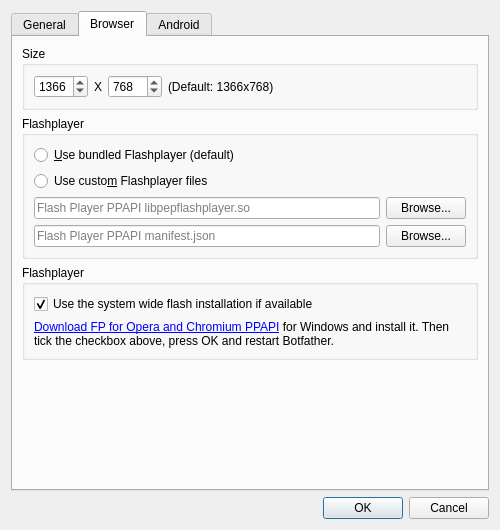
First picture: the form in botfather/gui/preferences/preferences_dialog.ui, repository botfatherio/botfather, before the edit.
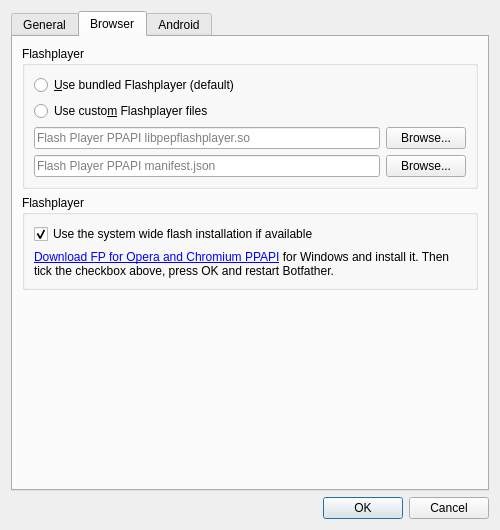
Second picture: the form after the edit. The open tabs and pages were chosen to show the change. Icons and pictures are not drawn.

Commit message: Remove browser default size settings from the preferences dialog

Diff of the .ui file:
```diff
--- a/botfather/gui/preferences/preferences_dialog.ui
+++ b/botfather/gui/preferences/preferences_dialog.ui
@@ -64,69 +64,6 @@
        <string>Browser</string>
       </attribute>
       <layout class="QVBoxLayout" name="verticalLayout_2">
-       <item>
-        <widget class="QGroupBox" name="groupBox_2">
-         <property name="title">
-          <string>Size</string>
-         </property>
-         <layout class="QVBoxLayout" name="verticalLayout_4">
-          <item>
-           <layout class="QHBoxLayout" name="horizontalLayout_2">
-            <item>
-             <widget class="QSpinBox" name="browser_width">
-              <property name="maximum">
-               <number>4096</number>
-              </property>
-              <property name="value">
-               <number>1366</number>
-              </property>
-             </widget>
-            </item>
-            <item>
-             <widget class="QLabel" name="label_2">
-              <property name="text">
-               <string>X</string>
-              </property>
-             </widget>
-            </item>
-            <item>
-             <widget class="QSpinBox" name="browser_height">
-              <property name="minimum">
-               <number>0</number>
-              </property>
-              <property name="maximum">
-               <number>2560</number>
-              </property>
-              <property name="value">
-               <number>768</number>
-              </property>
-             </widget>
-            </item>
-            <item>
-             <widget class="QLabel" name="label_4">
-              <property name="text">
-               <string>(Default: 1366x768)</string>
-              </property>
-             </widget>
-            </item>
-            <item>
-             <spacer name="horizontalSpacer_2">
-              <property name="orientation">
-               <enum>Qt::Horizontal</enum>
-              </property>
-              <property name="sizeHint" stdset="0">
-               <size>
-                <width>40</width>
-                <height>20</height>
-               </size>
-              </property>
-             </spacer>
-            </item>
-           </layout>
-          </item>
-         </layout>
-        </widget>
-       </item>
        <item>
         <widget class="QGroupBox" name="flash_on_linux">
          <property name="enabled">
```
The commit also changes 2 other files.
